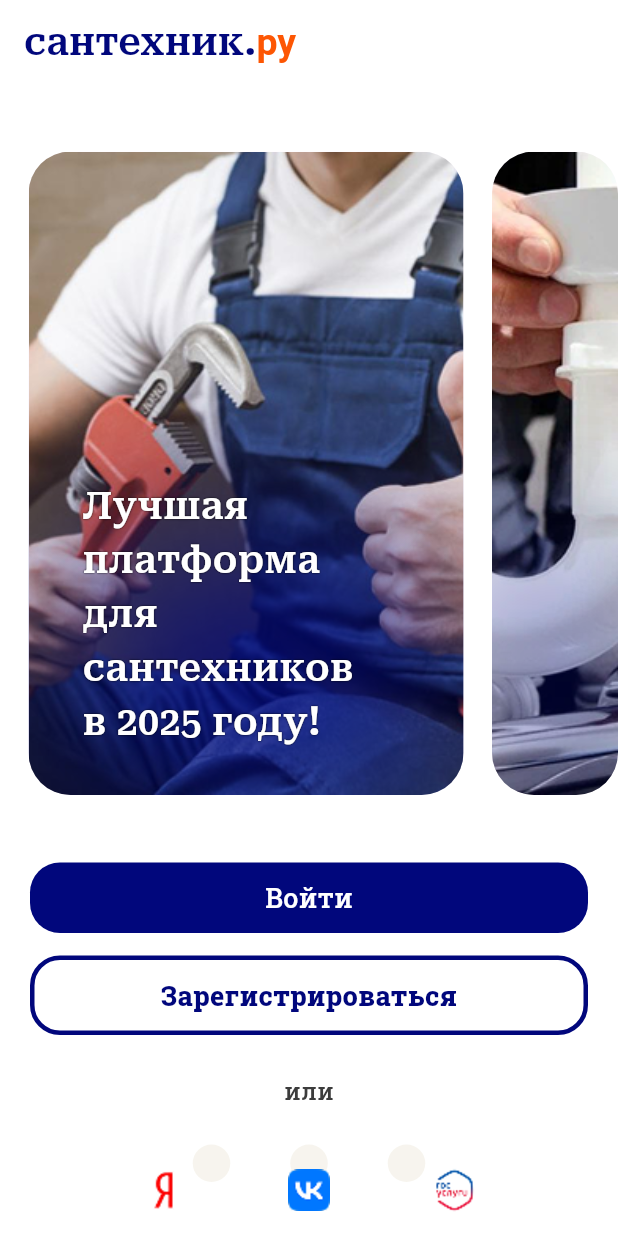
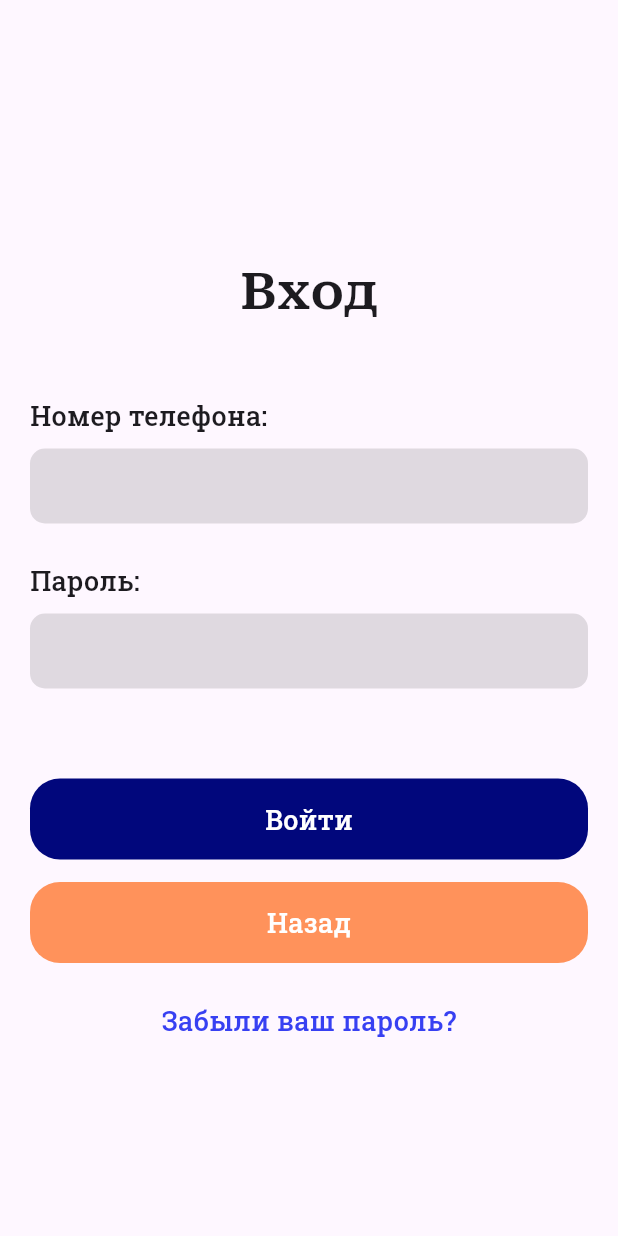
Before and after one commit to Wjiel/uber_works_app, a Flutter app: the screen it shows after launch, on a phone screen of 412 x 824 dp. Run offline on Flutter 3.47's test engine with Material 3 defaults, Android fonts, the phone set to English and light mode, and no system bars; project files that could hold a hidden picture were left out.

Commit message:
Сделал Вход.

```diff
--- /dev/null
+++ b/lib/login_window/LoginWindow.dart
@@ -0,0 +1,43 @@
+import 'package:flutter/material.dart';
+import 'package:uber_works_app/login_window/widget/BoxWithText.dart';
+import 'package:uber_works_app/login_window/widget/ButtonSign.dart';
+import 'package:uber_works_app/login_window/widget/JustText.dart';
+import 'package:uber_works_app/login_window/widget/TextForPage.dart';
+
+class LoginWindow extends StatefulWidget {
+  const LoginWindow({super.key});
+
+  @override
+  State<LoginWindow> createState() => _LoginWindowState();
+}
+
+class _LoginWindowState extends State<LoginWindow> {
+  @override
+  Widget build(BuildContext context) {
+    return Scaffold(
+      body: Padding(
+        padding: EdgeInsets.symmetric(horizontal: 20),
+        child: ListView(
+          children: [
+            SizedBox(height: 170),
+            Center(child: TextForPage(textString: 'Вход', isSwtich: true)),
+            SizedBox(height: 45),
+            TextForPage(textString: 'Номер телефона:'),
+            SizedBox(height: 9),
+            BoxWithText(),
+            SizedBox(height: 25),
+            TextForPage(textString: 'Пароль:'),
+            SizedBox(height: 9),
+            BoxWithText(isSwitchPass: true),
+            SizedBox(height: 60),
+            ButtonSign(InputWords: 'Войти'),
+            SizedBox(height: 15),
+            ButtonSign(InputWords: 'Назад',Colorchik: true),
+            SizedBox(height: 25),
+            Center(child: JustText()),
+          ],
+        ),
+      ),
+    );
+  }
+}
--- /dev/null
+++ b/lib/login_window/widget/BoxWithText.dart
@@ -0,0 +1,38 @@
+import 'package:flutter/material.dart';
+
+class BoxWithText extends StatefulWidget {
+  final bool? isSwitchPass;
+  const BoxWithText({super.key, this.isSwitchPass});
+
+
+  @override
+  State<BoxWithText> createState() => _BoxWithTextState();
+}
+
+class _BoxWithTextState extends State<BoxWithText> {
+  final controllerText = TextEditingController();
+
+
+  @override
+  Widget build(BuildContext context) {
+    return Ink(
+      padding: EdgeInsets.symmetric(
+        vertical: 1,
+      ),
+      decoration: BoxDecoration(
+        color: Colors.black12,
+        borderRadius: BorderRadius.circular(10),
+      ),
+      child: TextField(
+        obscureText: widget.isSwitchPass ?? false,
+        controller: controllerText,
+        decoration: InputDecoration(
+          border: InputBorder.none,
+          contentPadding: EdgeInsets.symmetric(
+            horizontal: 10,
+          ),
+        ),
+      ),
+    );
+  }
+}
--- /dev/null
+++ b/lib/login_window/widget/ButtonSign.dart
@@ -0,0 +1,35 @@
+import 'package:flutter/material.dart';
+import 'package:uber_works_app/colors.dart';
+
+class ButtonSign extends StatelessWidget {
+  final String InputWords;
+  final bool? Colorchik;
+  const ButtonSign({super.key, required this.InputWords, this.Colorchik});
+
+  @override
+  Widget build(BuildContext context) {
+    return InkWell(
+      borderRadius: BorderRadius.circular(20),
+      onTap: () {}, // Код
+      child: Ink(
+        width: double.infinity,
+        padding: EdgeInsets.symmetric(vertical: 14),
+        decoration: BoxDecoration(
+          color: Colorchik ?? false ? lowOrange : highBlue,
+          borderRadius: BorderRadius.circular(20),
+        ),
+        child: Center(
+          child: Text(
+            InputWords,
+            style: TextStyle(
+              color: Colors.white,
+              fontFamily: 'RobotoSlab',
+              fontSize: 18,
+              fontWeight: FontWeight.w500,
+            ),
+          ),
+        ),
+      ),
+    );
+  }
+}
--- /dev/null
+++ b/lib/login_window/widget/JustText.dart
@@ -0,0 +1,21 @@
+import 'package:flutter/material.dart';
+import 'package:uber_works_app/colors.dart';
+
+class JustText extends StatelessWidget {
+  const JustText({super.key});
+
+  @override
+  Widget build(BuildContext context) {
+    return InkWell(
+      child: Text(
+        'Забыли ваш пароль?',
+        style: TextStyle(
+          color: mediumBlue,
+          fontSize: 18,
+          fontFamily: 'RobotoSlab',
+          fontWeight: FontWeight.w500
+        ),
+      ),
+    );
+  }
+}
--- /dev/null
+++ b/lib/login_window/widget/TextForPage.dart
@@ -0,0 +1,26 @@
+import 'package:flutter/material.dart';
+
+TextStyle _styleText = TextStyle(
+  fontFamily: 'RobotoSlab',
+  fontSize: 18,
+  fontWeight: FontWeight.w500,
+);
+TextStyle _styleTextIn = TextStyle(
+  fontFamily: 'RobotoSerif',
+  fontSize: 34,
+  fontWeight: FontWeight.w600,
+);
+
+class TextForPage extends StatelessWidget {
+  final bool? isSwtich;
+  final String textString;
+  const TextForPage({super.key, required this.textString, this.isSwtich});
+
+  @override
+  Widget build(BuildContext context) {
+    return Text(
+      textString,
+      style: isSwtich ?? false ? _styleTextIn : _styleText,
+    );
+  }
+}
--- a/lib/main.dart
+++ b/lib/main.dart
@@ -1,12 +1,12 @@
 import 'package:flutter/material.dart';
-import 'package:flutter/services.dart';
+import 'package:uber_works_app/login_window/LoginWindow.dart';
 import 'package:uber_works_app/start_screen/StartScreen.dart';
 
 void main() {
   runApp(
     MaterialApp(
       debugShowCheckedModeBanner: false,
-      home: StartScreen(),
+      home: LoginWindow()
     ),
   );
 }
```
